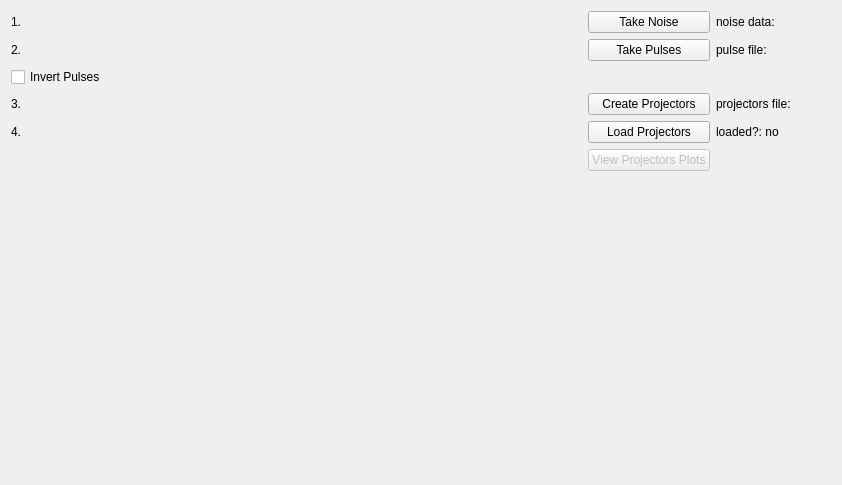
Qt form dastardcommander/ui/workflow.ui (usnistgov/dastardcommander) before a commit.
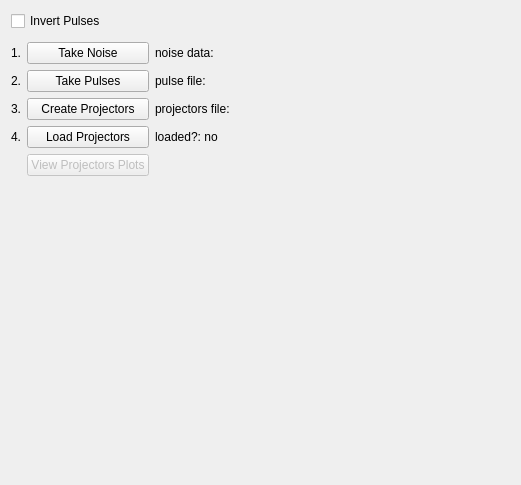
The same form after that commit.

Commit message:
Add layouts to the main window's tabs
Relevant to #93.

What changed in the file:
```diff
--- a/dastardcommander/ui/workflow.ui
+++ b/dastardcommander/ui/workflow.ui
@@ -6,28 +6,29 @@
    <rect>
     <x>0</x>
     <y>0</y>
-    <width>842</width>
+    <width>521</width>
     <height>485</height>
    </rect>
   </property>
   <property name="windowTitle">
    <string>Form</string>
   </property>
-  <layout class="QGridLayout" name="gridLayout" columnstretch="1,0,0,0">
-   <item row="3" column="0">
-    <widget class="QLabel" name="label_11">
+  <layout class="QVBoxLayout" name="verticalLayout">
+   <item>
+    <widget class="QCheckBox" name="checkBox_invertPulses">
      <property name="text">
-      <string>3.</string>
+      <string>Invert Pulses</string>
      </property>
     </widget>
    </item>
-   <item row="4" column="0">
-    <widget class="QLabel" name="label_13">
-     <property name="text">
-      <string>4.</string>
+   <item>
+    <layout class="QGridLayout" name="gridLayout_2">
+     <property name="topMargin">
+      <number>5</number>
      </property>
-    </widget>
-   </item>
+     <property name="rightMargin">
+      <number>5</number>
+     </property>
    <item row="0" column="0">
     <widget class="QLabel" name="label_5">
      <property name="text">
@@ -35,23 +36,6 @@
      </property>
     </widget>
    </item>
-   <item row="4" column="2">
-    <widget class="QLabel" name="label_loadedProjectors">
-     <property name="text">
-      <string>loaded?: no</string>
-     </property>
-     <property name="textInteractionFlags">
-      <set>Qt::TextSelectableByKeyboard|Qt::TextSelectableByMouse</set>
-     </property>
-    </widget>
-   </item>
-   <item row="4" column="1">
-    <widget class="QPushButton" name="pushButton_loadProjectors">
-     <property name="text">
-      <string>Load Projectors</string>
-     </property>
-    </widget>
-   </item>
    <item row="0" column="1">
     <widget class="QPushButton" name="pushButton_takeNoise">
      <property name="text">
@@ -59,6 +43,44 @@
      </property>
     </widget>
    </item>
+     <item row="3" column="1">
+      <widget class="QPushButton" name="pushButton_loadProjectors">
+       <property name="text">
+        <string>Load Projectors</string>
+       </property>
+      </widget>
+     </item>
+     <item row="3" column="0">
+      <widget class="QLabel" name="label_13">
+       <property name="text">
+        <string>4.</string>
+       </property>
+      </widget>
+     </item>
+     <item row="3" column="2">
+      <widget class="QLabel" name="label_loadedProjectors">
+       <property name="text">
+        <string>loaded?: no</string>
+       </property>
+       <property name="textInteractionFlags">
+        <set>Qt::TextSelectableByKeyboard|Qt::TextSelectableByMouse</set>
+       </property>
+      </widget>
+     </item>
+     <item row="2" column="0">
+      <widget class="QLabel" name="label_11">
+       <property name="text">
+        <string>3.</string>
+       </property>
+      </widget>
+     </item>
+     <item row="2" column="1">
+      <widget class="QPushButton" name="pushButton_createProjectors">
+       <property name="text">
+        <string>Create Projectors</string>
+       </property>
+      </widget>
+     </item>
    <item row="1" column="2">
     <widget class="QLabel" name="label_pulseFile">
      <property name="text">
@@ -69,10 +91,10 @@
      </property>
     </widget>
    </item>
-   <item row="0" column="2">
-    <widget class="QLabel" name="label_noiseFile">
+     <item row="2" column="2">
+      <widget class="QLabel" name="label_projectors">
      <property name="text">
-      <string>noise data:</string>
+        <string>projectors file:</string>
      </property>
      <property name="textInteractionFlags">
       <set>Qt::TextSelectableByKeyboard|Qt::TextSelectableByMouse</set>
@@ -86,20 +108,24 @@
      </property>
     </widget>
    </item>
-   <item row="6" column="1">
-    <spacer name="verticalSpacer">
-     <property name="orientation">
-      <enum>Qt::Vertical</enum>
-     </property>
-     <property name="sizeHint" stdset="0">
-      <size>
-       <width>20</width>
-       <height>40</height>
-      </size>
-     </property>
-    </spacer>
-   </item>
-   <item row="5" column="1">
+     <item row="1" column="1">
+      <widget class="QPushButton" name="pushButton_takePulses">
+       <property name="text">
+        <string>Take Pulses</string>
+       </property>
+      </widget>
+     </item>
+     <item row="0" column="2">
+      <widget class="QLabel" name="label_noiseFile">
+       <property name="text">
+        <string>noise data:</string>
+       </property>
+       <property name="textInteractionFlags">
+        <set>Qt::TextSelectableByKeyboard|Qt::TextSelectableByMouse</set>
+       </property>
+      </widget>
+     </item>
+     <item row="4" column="1">
     <widget class="QPushButton" name="pushButton_viewProjectorsPlot">
      <property name="enabled">
       <bool>false</bool>
@@ -122,36 +148,20 @@
      </property>
     </spacer>
    </item>
-   <item row="3" column="1">
-    <widget class="QPushButton" name="pushButton_createProjectors">
-     <property name="text">
-      <string>Create Projectors</string>
-     </property>
-    </widget>
+    </layout>
    </item>
-   <item row="1" column="1">
-    <widget class="QPushButton" name="pushButton_takePulses">
-     <property name="text">
-      <string>Take Pulses</string>
+   <item>
+    <spacer name="verticalSpacer">
+     <property name="orientation">
+      <enum>Qt::Vertical</enum>
      </property>
-    </widget>
-   </item>
-   <item row="3" column="2">
-    <widget class="QLabel" name="label_projectors">
-     <property name="text">
-      <string>projectors file:</string>
+     <property name="sizeHint" stdset="0">
+      <size>
+       <width>20</width>
+       <height>40</height>
+      </size>
      </property>
-     <property name="textInteractionFlags">
-      <set>Qt::TextSelectableByKeyboard|Qt::TextSelectableByMouse</set>
-     </property>
-    </widget>
-   </item>
-   <item row="2" column="0">
-    <widget class="QCheckBox" name="checkBox_invertPulses">
-     <property name="text">
-      <string>Invert Pulses</string>
-     </property>
-    </widget>
+    </spacer>
    </item>
   </layout>
  </widget>
```
Lines whose indentation alone changed are shown as unchanged. The commit also changes 4 other files.
